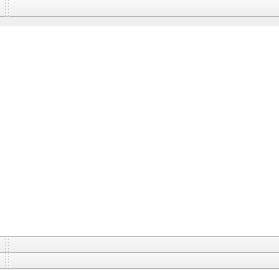
Above: src/widgets/windows/MainWindow.ui from KittyIM/Client before the change. Below: the same form after it.
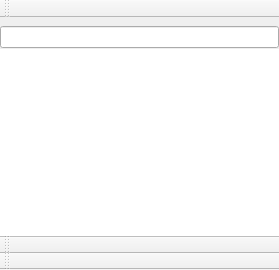
That is the form after the change. Custom widgets are drawn as their Qt base class.

The edit to the form file:
```diff
--- a/src/widgets/windows/MainWindow.ui
+++ b/src/widgets/windows/MainWindow.ui
@@ -15,10 +15,13 @@
   </property>
   <widget class="QWidget" name="centralwidget">
    <layout class="QGridLayout" name="gridLayout">
+    <property name="verticalSpacing">
+     <number>1</number>
+    </property>
     <property name="margin">
      <number>0</number>
     </property>
-    <item row="0" column="0">
+    <item row="1" column="0">
      <widget class="Kitty::RosterTreeView" name="rosterTreeView">
       <property name="frameShape">
        <enum>QFrame::NoFrame</enum>
@@ -40,6 +43,9 @@
       </property>
      </widget>
     </item>
+    <item row="0" column="0">
+     <widget class="QLineEdit" name="filterEdit"/>
+    </item>
    </layout>
   </widget>
   <widget class="QToolBar" name="mainToolBar">
```
